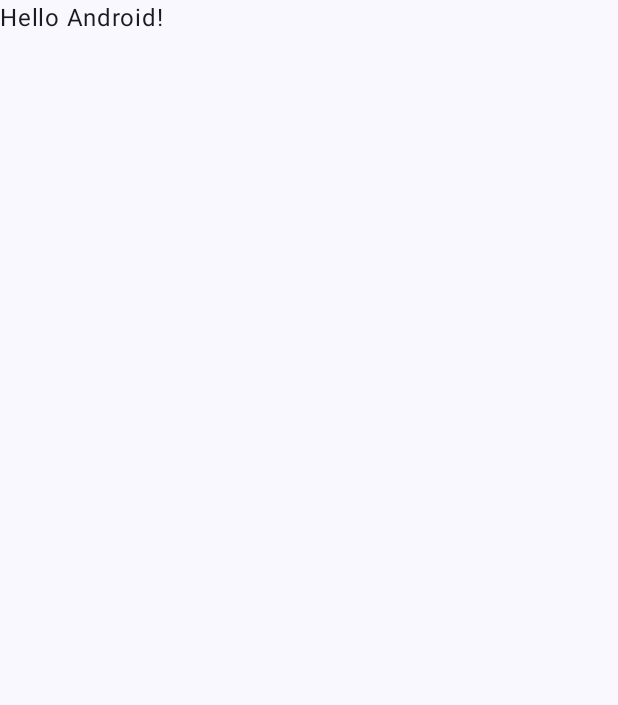
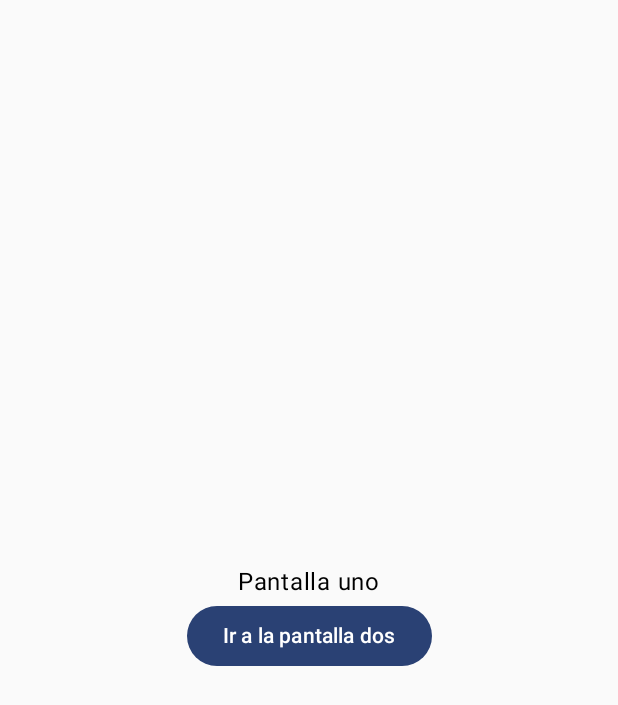
Before and after one commit to elarreglador/PMM_Plantilla, an Android app built with Jetpack Compose: the screen it shows after launch (MainActivity), on a phone screen of 412 x 824 dp. Before the commit the part shown is almost empty. Shown: the top 705 px of the screen. Run offline under Robolectric (Android 15) with nearby library versions, the phone set to English and light mode, and no system bars.

Commit message:
✨ Cambios menores: Navegacion funcional

```diff
--- a/app/src/main/java/com/elarreglador/pmm_parcial1/MainActivity.kt
+++ b/app/src/main/java/com/elarreglador/pmm_parcial1/MainActivity.kt
@@ -11,6 +11,7 @@ import androidx.compose.material3.Text
 import androidx.compose.runtime.Composable
 import androidx.compose.ui.Modifier
 import androidx.compose.ui.tooling.preview.Preview
+import com.elarreglador.pmm_parcial1.navigation.Navigator
 import com.elarreglador.pmm_parcial1.ui.theme.PMM_Parcial1Theme
 
 class MainActivity : ComponentActivity() {
@@ -19,12 +20,7 @@ class MainActivity : ComponentActivity() {
         enableEdgeToEdge()
         setContent {
             PMM_Parcial1Theme {
-                Scaffold(modifier = Modifier.fillMaxSize()) { innerPadding ->
-                    Greeting(
-                        name = "Android",
-                        modifier = Modifier.padding(innerPadding)
-                    )
-                }
+                Navigator()
             }
         }
     }
@@ -42,6 +38,6 @@ fun Greeting(name: String, modifier: Modifier = Modifier) {
 @Composable
 fun GreetingPreview() {
     PMM_Parcial1Theme {
-        Greeting("Android")
+        Navigator()
     }
 }
--- /dev/null
+++ b/app/src/main/java/com/elarreglador/pmm_parcial1/navigation/Navigator.kt
@@ -0,0 +1,31 @@
+package com.elarreglador.pmm_parcial1.navigation
+
+import androidx.compose.runtime.Composable
+import androidx.compose.runtime.mutableStateListOf
+import androidx.compose.runtime.remember
+import androidx.navigation.compose.composable
+
+import com.elarreglador.pmm_parcial1.screens.Uno
+import com.elarreglador.pmm_parcial1.screens.Dos
+
+@Composable
+fun Navigator() {
+
+    // Estado compartido entre pantallas
+    val listado = remember { mutableStateListOf<com.elarreglador.pmm_parcial1.reusable.TextCheck>() }
+
+    // Navegacion
+    val navController = androidx.navigation.compose.rememberNavController()
+    androidx.navigation.compose.NavHost(
+        navController = navController,
+        startDestination = "Uno"
+    ) {
+        composable("Uno") {
+            Uno(navController, listado)
+        }
+        composable("Dos") {
+            Dos(navController, listado)
+        }
+    }
+
+}
--- /dev/null
+++ b/app/src/main/java/com/elarreglador/pmm_parcial1/screens/uno.kt
@@ -0,0 +1,51 @@
+package com.elarreglador.pmm_parcial1.screens
+
+import androidx.compose.foundation.layout.Arrangement
+import androidx.compose.foundation.layout.Arrangement.Center
+import androidx.compose.foundation.layout.Column
+import androidx.compose.foundation.layout.Row
+import androidx.compose.foundation.layout.fillMaxSize
+import androidx.compose.material3.Button
+import androidx.compose.material3.Text
+import androidx.compose.runtime.Composable
+import androidx.compose.runtime.mutableStateListOf
+import androidx.compose.runtime.remember
+import androidx.compose.runtime.snapshots.SnapshotStateList
+import androidx.compose.ui.Alignment
+import androidx.compose.ui.Alignment.Companion.CenterVertically
+import androidx.compose.ui.Modifier
+import androidx.compose.ui.tooling.preview.Preview
+import androidx.navigation.NavController
+import androidx.navigation.compose.rememberNavController
+import com.elarreglador.pmm_parcial1.reusable.TextCheck
+
+@Composable
+fun Uno(navController: NavController, listado: SnapshotStateList<TextCheck>) {
+
+    // Contenido de la pantalla Uno
+    Column(
+        verticalArrangement = Arrangement.Center,
+        horizontalAlignment = Alignment.CenterHorizontally,
+        modifier = Modifier
+            .fillMaxSize()
+    ){
+        Text("Pantalla uno")
+        Button(
+            onClick = {
+                navController.navigate("Dos")
+            }
+        ) {
+                Text("Ir a la pantalla dos")
+        }
+    }
+
+}
+
+
+@Preview(showSystemUi = true)
+@Composable
+fun CheckListEditorPreview(){
+    val navController = rememberNavController()
+    val listado = remember { mutableStateListOf<TextCheck>() }
+    Uno(navController, listado)
+}
```
Also changed, not shown: app/src/main/java/com/elarreglador/pmm_parcial1/reusable/ListaTextCheck.kt (added, +7 -0 lines), app/src/main/java/com/elarreglador/pmm_parcial1/screens/dos.kt (added, +53 -0 lines).
